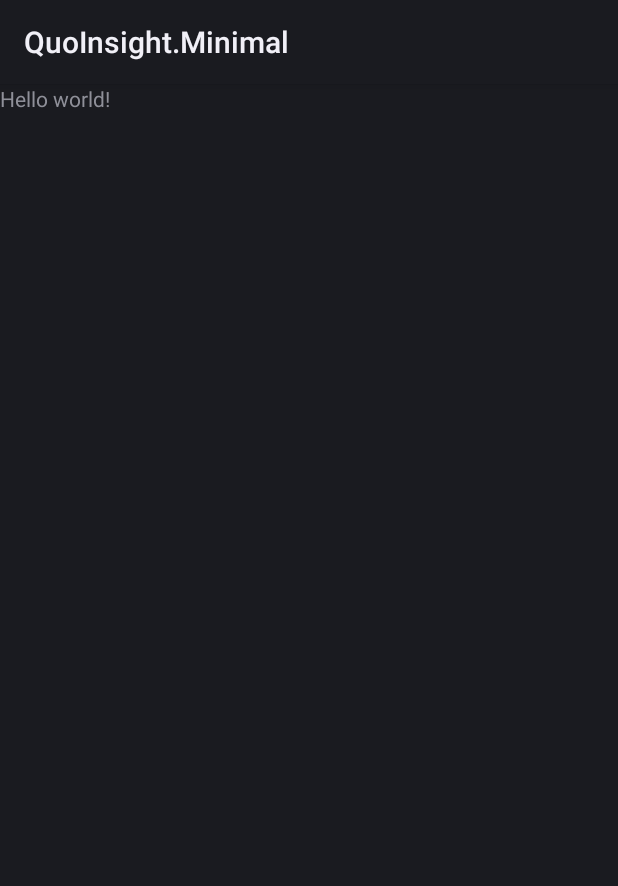
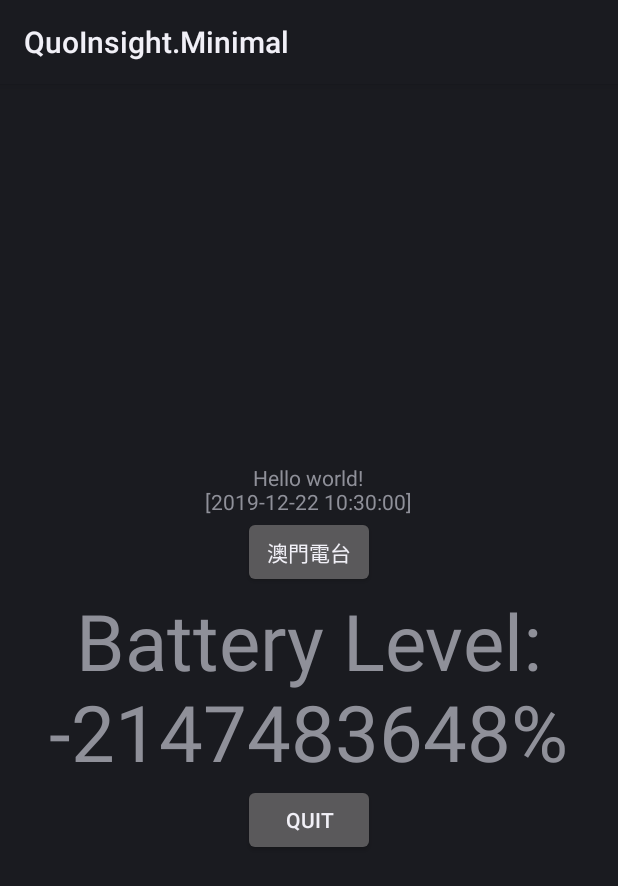
Before and after one commit to QuoInsight/minimal.apk, an Android app: the screen it shows after launch (MainActivity), on a phone screen of 412 x 824 dp. Shown: the top 886 px of the screen. Run offline under Robolectric (Android 15) with nearby library versions, the phone set to English and light mode, and no system bars.

Commit message:
Update MainActivity.java

```diff
--- a/src/main/java/com/quoinsight/minimal/MainActivity.java
+++ b/src/main/java/com/quoinsight/minimal/MainActivity.java
@@ -1,16 +1,80 @@
 package com.quoinsight.minimal;
 
 import android.app.Activity;
-import android.os.Bundle;
+import android.content.Intent;
+
 import android.widget.TextView;
+import android.widget.Button;
+import android.widget.Toast;
+
+import android.widget.LinearLayout;
+import android.view.Gravity;
+import android.view.View;
+
+import android.os.BatteryManager;
 
 public class MainActivity extends Activity {
-  @Override public void onCreate(Bundle savedInstanceState) {
+  @Override public void onCreate(android.os.Bundle savedInstanceState) {
     super.onCreate(savedInstanceState);
 
-    TextView label = new TextView(this);
-    label.setText("Hello world!");
+    java.text.SimpleDateFormat sdf = new java.text.SimpleDateFormat(
+      "yyyy-MM-dd HH:mm:ss", java.util.Locale.getDefault()
+    );
 
-    setContentView(label);
+    TextView txt1 = new TextView(this);
+      txt1.setGravity(Gravity.CENTER_HORIZONTAL);
+      txt1.setText("Hello world!\n[" + sdf.format(new java.util.Date()) + "]");
+
+    BatteryManager bm = (BatteryManager)getSystemService(BATTERY_SERVICE);
+    int batLevel = bm.getIntProperty(BatteryManager.BATTERY_PROPERTY_CAPACITY);
+
+    TextView txt2 = new TextView(this);
+      txt2.setGravity(Gravity.CENTER_HORIZONTAL);
+      txt2.setText("Battery Level:\n" + Integer.toString(batLevel) + "%");
+      txt2.setTextSize(android.util.TypedValue.COMPLEX_UNIT_SP, 52);
+
+    Button button1 = new Button(this);
+      button1.setText("澳門電台");
+      button1.setOnClickListener(
+        new View.OnClickListener() {
+          public void onClick(View v) {
+            Intent intent = new Intent();
+            intent.setAction(Intent.ACTION_VIEW);
+            intent.addCategory(Intent.CATEGORY_BROWSABLE);
+            intent.setData(android.net.Uri.parse("http://live4.tdm.com.mo:1935/live/_definst_/rch2.live/playlist.m3u8"));
+            startActivity(intent);
+          }
+        }
+      );
+
+    Button button9 = new Button(this);
+      button9.setText("Quit");
+      button9.setOnClickListener(
+        new View.OnClickListener() {
+          public void onClick(View v) {
+            Toast.makeText(
+              MainActivity.this, "Hellow World!", Toast.LENGTH_LONG
+            ).show();  // .setDuration(int duration)
+
+            try { Thread.sleep(3000); } catch(InterruptedException e) {}
+            //this.finishAffinity();
+            finishAndRemoveTask();
+            // System.exit(0);
+          }
+        }
+      );
+
+    LinearLayout layout = new LinearLayout(this);
+      layout.setGravity(Gravity.CENTER);  // Gravity.CENTER
+      layout.setOrientation(LinearLayout.VERTICAL);
+      LinearLayout.LayoutParams params = new LinearLayout.LayoutParams(
+        LinearLayout.LayoutParams.WRAP_CONTENT, LinearLayout.LayoutParams.WRAP_CONTENT
+      );
+      layout.addView(txt1, params);
+      layout.addView(button1, params);
+      layout.addView(txt2, params);
+      layout.addView(button9, params);
+
+    setContentView(layout);
   }
 }
```
